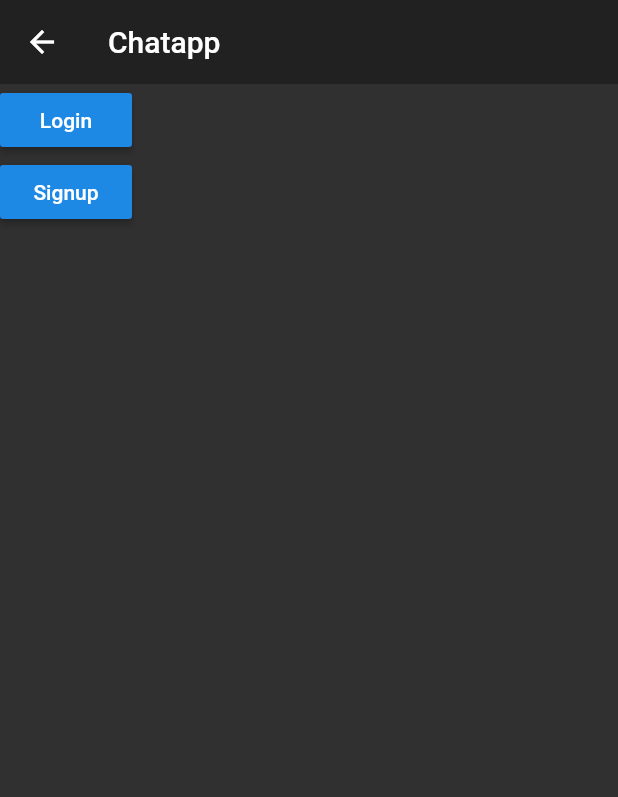
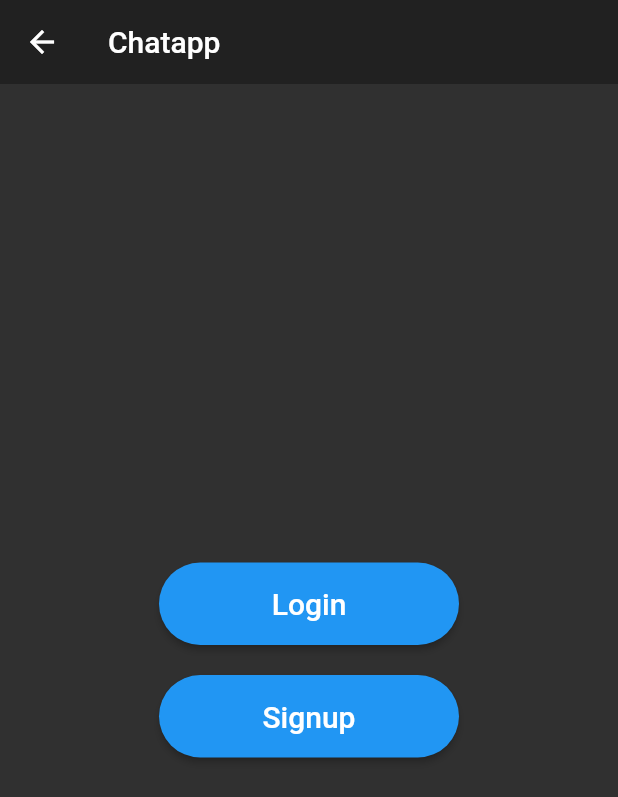
Before and after one commit to qucphng0205/Chatapp, a Flutter app: the Authentication screen opened directly, on a phone screen of 412 x 824 dp. Shown: the top 797 px of the screen. Run offline on Flutter 3.47's test engine with Material 2 defaults, Android fonts, the phone set to English and light mode, and no system bars; our stand-ins replace cloud_firestore, firebase_auth; accounts and stored records are empty.

```diff
--- a/lib/screens/authentication/authentication.dart
+++ b/lib/screens/authentication/authentication.dart
@@ -3,6 +3,7 @@ import 'package:chatapp/screens/authentication/sign_in.dart';
 import 'package:flutter/material.dart';
 
 class Authentication extends StatefulWidget {
+  static const String id = 'AuthenticationID';
   @override
   _AuthenticationState createState() => _AuthenticationState();
 }
@@ -23,17 +24,39 @@ class _AuthenticationState extends State<Authentication> {
         elevation: 0,
         title: Text('Chatapp'),
       ),
-      body: Column(
+      body: Center(
+        child: Column(
+          mainAxisAlignment: MainAxisAlignment.center,
           children: <Widget>[
-          RaisedButton(
-            child: Text('Login'),
+            ButtonTheme(
+              minWidth: 200.0,
+              height: 55.0,
+              child: RaisedButton(
+                shape: RoundedRectangleBorder(
+                    borderRadius: BorderRadius.circular(30)),
+                child: Text(
+                  'Login',
+                  style: TextStyle(fontSize: 20.0),
+                ),
                 onPressed: () {},
               ),
-          RaisedButton(
+            ),
+            SizedBox(height: 20),
+            ButtonTheme(
+              minWidth: 200.0,
+              height: 55.0,
+              child: RaisedButton(
+                shape: RoundedRectangleBorder(
+                    borderRadius: BorderRadius.circular(30)),
+                child: Text(
+                  'Signup',
+                  style: TextStyle(fontSize: 20.0),
+                ),
                 onPressed: () {},
-            child: Text('Signup'),
+              ),
             ),
           ],
+        ),
       ),
     );
   }
--- a/lib/screens/home/home.dart
+++ b/lib/screens/home/home.dart
@@ -3,11 +3,14 @@ import 'package:flutter/material.dart';
 import 'package:chatapp/services/auth.dart';
 
 class Home extends StatefulWidget {
+  static const String id = 'HOMEID';
+
   @override
   _HomeState createState() => _HomeState();
 }
 
 class _HomeState extends State<Home> {
+
   final AuthService _auth = AuthService();
   final Firestore _firestore = Firestore.instance;
 
```
Also changed, not shown: lib/main.dart (+11 -1 lines), lib/screens/authentication/register.dart (+5 -3 lines), lib/screens/authentication/sign_in.dart (+5 -4 lines), lib/screens/chat_screen.dart (added, +16 -0 lines). Lines whose indentation alone changed are shown as unchanged.
